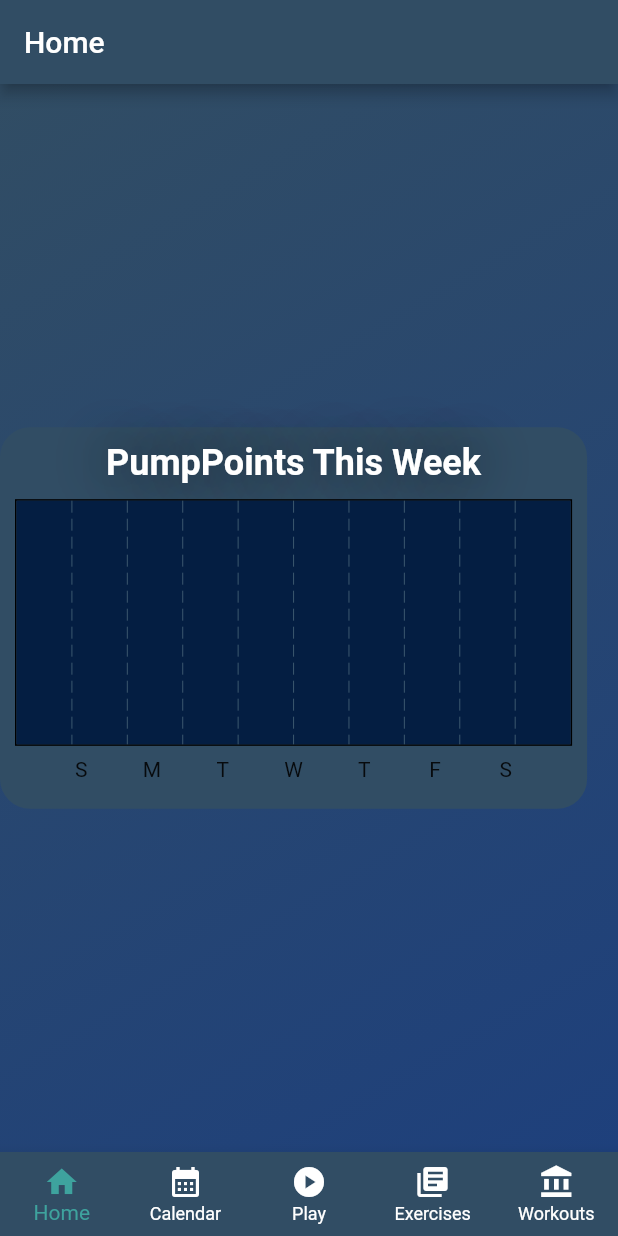
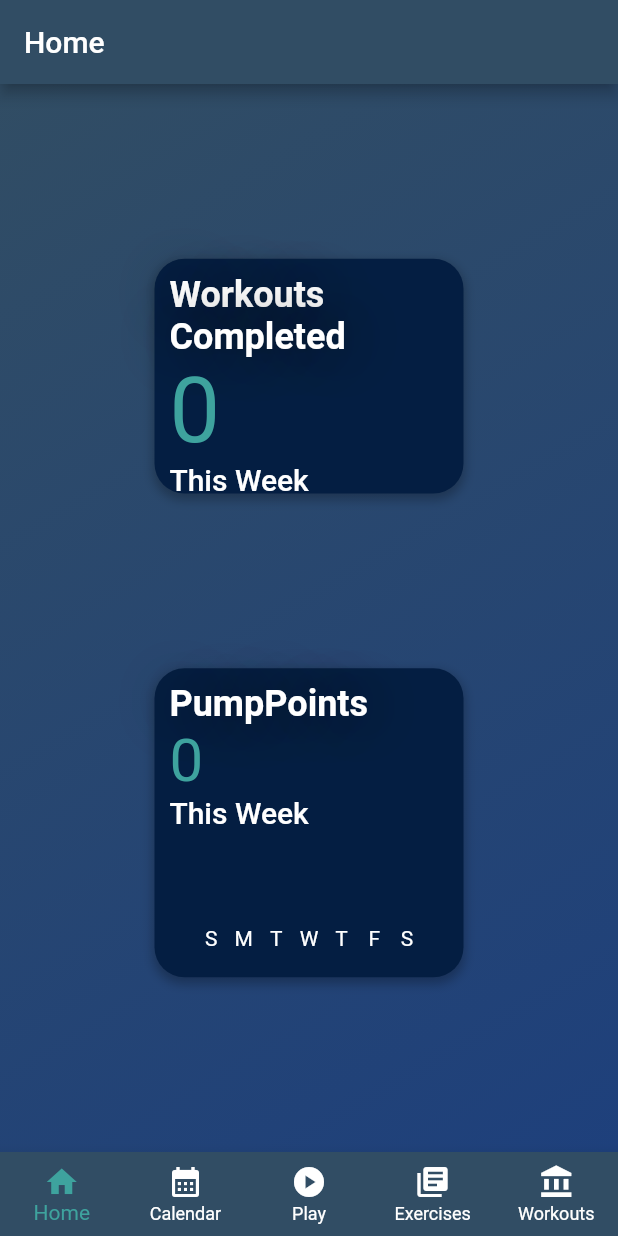
Before and after one commit to JaredD-SWENG/PumpState, a Flutter app: the screen it shows after launch, on a phone screen of 412 x 824 dp. Run offline on Flutter 3.47's test engine with Material 2 defaults, Android fonts, the phone set to English and light mode, and no system bars; drawn by our look-alikes of fl_chart; our stand-ins replace circular_countdown_timer, flutter_riverpod, table_calendar.

Commit message:
added chart to home screen, added completed workouts this week

```diff
--- a/lib/classes/archive.dart
+++ b/lib/classes/archive.dart
@@ -38,4 +38,30 @@ class Archive {
     }
     return completedWorkouts;
   }
+
+  int getPumpPointsThisWeek() {
+    int result = 0;
+    for (CompletedWorkout cw in thisWeeksCompletedWorkouts()) {
+      result += cw.getPumpPoints();
+    }
+    return result;
+  }
+
+  List<int> getPumpPointsThisWeekArr() {
+    List<int> result = [0, 0, 0, 0, 0, 0, 0];
+    for (int i = 1; i < 8; i++) {
+      for (CompletedWorkout cw in thisWeeksCompletedWorkouts()) {
+        if (cw
+            .getDate()
+            .weekday == i) {
+          if (i == 7) {
+            result[0] += cw.getPumpPoints();
+          } else {
+            result[i] += cw.getPumpPoints();
+          }
+        }
+      }
+    }
+    return result;
+  }
 }
--- a/lib/classes/completedWorkout.dart
+++ b/lib/classes/completedWorkout.dart
@@ -24,5 +24,9 @@ class CompletedWorkout {
     }
   }
 
+  DateTime getDate() {
+    return _date;
+  }
+
   Map<String, dynamic> toJson() => {'date': _date.toString(), 'points': _pumpPoints.toString()};
 }
--- a/lib/screens/home-screen.dart
+++ b/lib/screens/home-screen.dart
@@ -1,7 +1,8 @@
 import 'package:fl_chart/fl_chart.dart';
 import 'package:flutter/material.dart';
 import 'package:pump_state/styles/styles.dart';
-import 'package:pump_state/widgets/seven-day-pump-points-widget.dart';
+import 'package:pump_state/widgets/this-week-pump-points-chart.dart';
+import 'package:pump_state/widgets/this-week-workouts-completed.dart';
 
 class HomeScreen extends StatelessWidget {
   const HomeScreen({Key? key}) : super(key: key);
@@ -12,11 +13,18 @@ class HomeScreen extends StatelessWidget {
       decoration: BoxDecoration(gradient: backgroundGradient()),
       child: Center(
         child: Column(
-          mainAxisAlignment: MainAxisAlignment.center,
+          mainAxisAlignment: MainAxisAlignment.spaceEvenly,
           children: [
             Row(
-              children: [
-                SevenDayPumpPoints(),
+              mainAxisAlignment: MainAxisAlignment.center,
+              children: const [
+                ThisWeekWorkoutsCompleted(),
+              ],
+            ),
+            Row(
+              mainAxisAlignment: MainAxisAlignment.center,
+              children: const [
+                ThisWeekPumpPointsChart(),
               ],
             ),
           ],
--- a/lib/widgets/seven-day-pump-points-widget.dart
+++ /dev/null
@@ -1,159 +0,0 @@
-import 'package:fl_chart/fl_chart.dart';
-import 'package:flutter/material.dart';
-import 'package:flutter_riverpod/flutter_riverpod.dart';
-import 'package:pump_state/classes/completedWorkout.dart';
-import 'package:pump_state/styles/styles.dart';
-
-import '../providers/config-provider.dart';
-
-class SevenDayPumpPoints extends ConsumerWidget {
-  const SevenDayPumpPoints({Key? key}) : super(key: key);
-
-  @override
-  Widget build(BuildContext context, WidgetRef ref) {
-    // List<BarChartGroupData> chartData() {
-    //   return <BarChartGroupData>[
-    //     for (CompletedWorkout cw in ref.read(configProvider).archive.thisWeeksCompletedWorkouts())
-    //       BarChartGroupData(
-    //         x: 0,
-    //         barRods: [
-    //           BarChartRodData(toY: (cw.getPumpPoints().toDouble())),
-    //         ],
-    //       )
-    //   ];
-    // }
-
-    List<BarChartGroupData> groupData = [
-      BarChartGroupData(x: 1, barRods: [
-        BarChartRodData(toY: 10, color: Color(0xff43dde6)),
-      ]),
-      BarChartGroupData(x: 2, barRods: [
-        BarChartRodData(toY: 8.5, color: Color(0xff43dde6)),
-      ]),
-    ];
-
-    return Container(
-      width: MediaQuery.of(context).size.width * 0.95,
-      height: MediaQuery.of(context).size.width * 0.95 * 0.65,
-      padding: EdgeInsets.fromLTRB(0, 10, 0, 10),
-      decoration: BoxDecoration(
-        color: slate(),
-        borderRadius: BorderRadius.circular(20),
-      ),
-      child: Column(
-        mainAxisAlignment: MainAxisAlignment.center,
-        children: <Widget>[
-          Text(
-            "PumpPoints This Week",
-            style: Theme.of(context).textTheme.headline5,
-          ),
-          Expanded(
-            child: Container(
-              padding: EdgeInsets.fromLTRB(10, 10, 10, 10),
-              child: BarChart(
-                BarChartData(
-                  backgroundColor: nittanyNavy(),
-                  titlesData: FlTitlesData(
-                    topTitles: AxisTitles(sideTitles: SideTitles(showTitles: false)),
-                    rightTitles: AxisTitles(sideTitles: SideTitles(showTitles: false)),
-                    leftTitles: AxisTitles(sideTitles: SideTitles(showTitles: false)),
-                    bottomTitles: AxisTitles(
-                      sideTitles: SideTitles(
-                        showTitles: true,
-                        getTitlesWidget: (value, meta) {
-                          Widget text = Text('');
-                          switch (value.toInt()) {
-                            case 0:
-                              text = Text('S');
-                              break;
-                            case 1:
-                              text = Text('M');
-                              break;
-                            case 2:
-                              text = Text('T');
-                              break;
-                            case 3:
-                              text = Text('W');
-                              break;
-                            case 4:
-                              text = Text('T');
-                              break;
-                            case 5:
-                              text = Text('F');
-                              break;
-                            case 6:
-                              text = Text('S');
-                              break;
-                          }
-                          return SideTitleWidget(child: text, axisSide: meta.axisSide);
-                        },
-                      ),
-                    ),
-                  ),
-                  barGroups: [
-                    BarChartGroupData(
-                      x: 0,
-                      barRods: [
-                        BarChartRodData(
-                          toY: 0.0,
-                        )
-                      ],
-                    ),
-                    BarChartGroupData(
-                      x: 1,
-                      barRods: [
-                        BarChartRodData(
-                          toY: 0.0,
-                        )
-                      ],
-                    ),
-                    BarChartGroupData(
-                      x: 2,
-                      barRods: [
-                        BarChartRodData(
-                          toY: 0.0,
-                        )
-                      ],
-                    ),
-                    BarChartGroupData(
-                      x: 3,
-                      barRods: [
-                        BarChartRodData(
-                          toY: 0.0,
-                        )
-                      ],
-                    ),
-                    BarChartGroupData(
-                      x: 4,
-                      barRods: [
-                        BarChartRodData(
-                          toY: 0.0,
-                        )
-                      ],
-                    ),
-                    BarChartGroupData(
-                      x: 5,
-                      barRods: [
-                        BarChartRodData(
-                          toY: 0.0,
-                        )
-                      ],
-                    ),
-                    BarChartGroupData(
-                      x: 6,
-                      barRods: [
-                        BarChartRodData(
-                          toY: 0.0,
-                        )
-                      ],
-                    )
-                  ],
-                ),
-              ),
-            ),
-          ),
-        ],
-      ),
-    );
-  }
-}
--- /dev/null
+++ b/lib/widgets/this-week-pump-points-chart.dart
@@ -0,0 +1,156 @@
+import 'package:fl_chart/fl_chart.dart';
+import 'package:flutter/material.dart';
+import 'package:flutter_riverpod/flutter_riverpod.dart';
+import 'package:pump_state/classes/completedWorkout.dart';
+import 'package:pump_state/styles/styles.dart';
+
+import '../providers/config-provider.dart';
+
+class ThisWeekPumpPointsChart extends ConsumerWidget {
+  const ThisWeekPumpPointsChart({Key? key}) : super(key: key);
+
+  @override
+  Widget build(BuildContext context, WidgetRef ref) {
+    List<int> pumpPointsArr = ref.read(configProvider).archive.getPumpPointsThisWeekArr();
+
+    // List<BarChartGroupData> chartData() {
+    //   return <BarChartGroupData>[
+    //     for (CompletedWorkout cw in ref.read(configProvider).archive.thisWeeksCompletedWorkouts())
+    //       BarChartGroupData(
+    //         x: 0,
+    //         barRods: [
+    //           BarChartRodData(toY: (cw.getPumpPoints().toDouble())),
+    //         ],
+    //       )
+    //   ];
+    // }
+
+    return Container(
+      width: MediaQuery.of(context).size.width * 0.50,
+      height: MediaQuery.of(context).size.height * .25,
+      padding: const EdgeInsets.fromLTRB(10, 10, 10, 10),
+      decoration: BoxDecoration(
+        color: nittanyNavy(),
+        boxShadow: const [
+          BoxShadow(
+            color: Colors.black26,
+            spreadRadius: 1,
+            blurRadius: 5,
+            offset: Offset(0, 3),
+          ),
+        ],
+        borderRadius: BorderRadius.circular(20),
+      ),
+      child: Column(
+        children: <Widget>[
+          Align(
+            alignment: Alignment.centerLeft,
+            child: Text(
+              "PumpPoints",
+              style: Theme.of(context).textTheme.headline5,
+              textAlign: TextAlign.left,
+            ),
+          ),
+          Align(
+            alignment: Alignment.centerLeft,
+            child: Text(
+              ref.read(configProvider).archive.getPumpPointsThisWeek().toString(),
+              style: TextStyle(color: creek(), fontSize: 40),
+            ),
+          ),
+          Align(
+            alignment: Alignment.centerLeft,
+            child: Text(
+              "This Week",
+              style: Theme.of(context).textTheme.headline6,
+            ),
+          ),
+          Expanded(
+            child: Container(
+              padding: EdgeInsets.fromLTRB(10, 10, 10, 10),
+              child: BarChart(
+                BarChartData(
+                  backgroundColor: Colors.transparent,
+                  gridData: FlGridData(show: false),
+                  borderData: FlBorderData(
+                    show: false,
+                  ),
+                  titlesData: FlTitlesData(
+                    topTitles: AxisTitles(sideTitles: SideTitles(showTitles: false)),
+                    rightTitles: AxisTitles(sideTitles: SideTitles(showTitles: false)),
+                    leftTitles: AxisTitles(sideTitles: SideTitles(showTitles: false)),
+                    bottomTitles: AxisTitles(
+                      sideTitles: SideTitles(
+                        showTitles: true,
+                        getTitlesWidget: (value, meta) {
+                          Widget text = Text('');
+                          switch (value.toInt()) {
+                            case 0:
+                              text = Text(
+                                'S',
+                                style: TextStyle(color: whiteOut()),
+                              );
+                              break;
+                            case 1:
+                              text = Text(
+                                'M',
+                                style: TextStyle(color: whiteOut()),
+                              );
+                              break;
+                            case 2:
+                              text = Text(
+                                'T',
+                                style: TextStyle(color: whiteOut()),
+                              );
+                              break;
+                            case 3:
+                              text = Text(
+                                'W',
+                                style: TextStyle(color: whiteOut()),
+                              );
+                              break;
+                            case 4:
+                              text = Text(
+                                'T',
+                                style: TextStyle(color: whiteOut()),
+                              );
+                              break;
+                            case 5:
+                              text = Text(
+                                'F',
+                                style: TextStyle(color: whiteOut()),
+                              );
+                              break;
+                            case 6:
+                              text = Text(
+                                'S',
+                                style: TextStyle(color: whiteOut()),
+                              );
+                              break;
+                          }
+                          return SideTitleWidget(child: text, axisSide: meta.axisSide);
+                        },
+                      ),
+                    ),
+                  ),
+                  barGroups: <BarChartGroupData>[
+                    for (int i = 0; i < 7; i++)
+                      BarChartGroupData(
+                        x: i,
+                        barRods: [
+                          BarChartRodData(
+                            color: pennsylvaniaSky(),
+                            toY: pumpPointsArr[i].toDouble(),
+                          )
+                        ],
+                      ),
+                  ],
+                ),
+              ),
+            ),
+          ),
+        ],
+      ),
+    );
+  }
+}
--- /dev/null
+++ b/lib/widgets/this-week-workouts-completed.dart
@@ -0,0 +1,61 @@
+import 'package:flutter/material.dart';
+import 'package:flutter_riverpod/flutter_riverpod.dart';
+import 'package:pump_state/providers/config-provider.dart';
+
+import '../classes/completedWorkout.dart';
+import '../styles/styles.dart';
+
+class ThisWeekWorkoutsCompleted extends ConsumerWidget {
+  const ThisWeekWorkoutsCompleted({Key? key}) : super(key: key);
+
+  @override
+  Widget build(BuildContext context, WidgetRef ref) {
+    List<CompletedWorkout> lcw = ref.read(configProvider).archive.thisWeeksCompletedWorkouts();
+
+    return Container(
+      width: MediaQuery.of(context).size.width * 0.50,
+      height: MediaQuery.of(context).size.height * .19,
+      padding: const EdgeInsets.fromLTRB(10, 10, 10, 10),
+      decoration: BoxDecoration(
+        color: nittanyNavy(),
+        boxShadow: const [
+          BoxShadow(
+            color: Colors.black26,
+            spreadRadius: 1,
+            blurRadius: 5,
+            offset: Offset(0, 3),
+          ),
+        ],
+        borderRadius: BorderRadius.circular(20),
+      ),
+      child: Column(
+        children: [
+          Align(
+            alignment: Alignment.centerLeft,
+            child: Text(
+              "Workouts Completed",
+              style: Theme.of(context).textTheme.headline5,
+            ),
+          ),
+          Align(
+            alignment: Alignment.centerLeft,
+            child: Text(
+              '${lcw.length}',
+              style: TextStyle(
+                color: creek(),
+                fontSize: 60,
+              ),
+            ),
+          ),
+          Align(
+            alignment: Alignment.centerLeft,
+            child: Text(
+              "This Week",
+              style: Theme.of(context).textTheme.headline6,
+            ),
+          ),
+        ],
+      ),
+    );
+  }
+}
```
